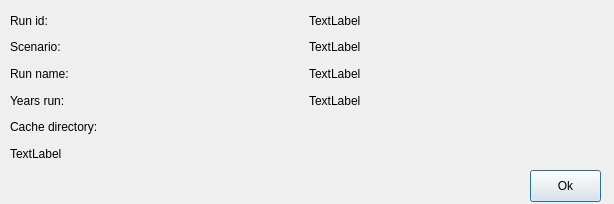
Before: the Qt Designer form opus_gui/results/forms/get_run_info.ui in psrc/urbansim, drawn with Qt 5.
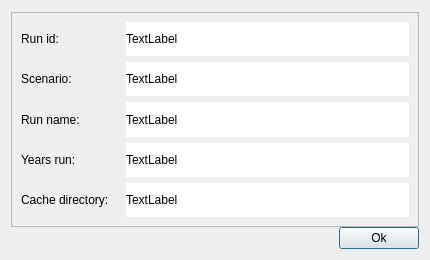
After: the same form once the commit is applied.

Commit message: better looking view run info

Patch:
```diff
--- a/opus_gui/results/forms/get_run_info.ui
+++ b/opus_gui/results/forms/get_run_info.ui
@@ -5,36 +5,45 @@
    <rect>
     <x>0</x>
     <y>0</y>
-    <width>614</width>
-    <height>204</height>
+    <width>430</width>
+    <height>260</height>
    </rect>
   </property>
   <property name="windowTitle" >
    <string>Details for simulation run</string>
   </property>
-  <widget class="QPushButton" name="btnDone" >
-   <property name="geometry" >
-    <rect>
-     <x>530</x>
-     <y>170</y>
-     <width>71</width>
-     <height>32</height>
-    </rect>
+  <layout class="QVBoxLayout" name="verticalLayout" >
+   <property name="spacing" >
+    <number>0</number>
    </property>
-   <property name="text" >
-    <string>Ok</string>
+   <property name="topMargin" >
+    <number>12</number>
    </property>
-  </widget>
-  <widget class="QWidget" name="layoutWidget" >
-   <property name="geometry" >
-    <rect>
-     <x>10</x>
-     <y>10</y>
-     <width>591</width>
-     <height>154</height>
-    </rect>
+   <item>
+    <widget class="QFrame" name="frame" >
+     <property name="sizePolicy" >
+      <sizepolicy vsizetype="Preferred" hsizetype="Expanding" >
+       <horstretch>0</horstretch>
+       <verstretch>0</verstretch>
+      </sizepolicy>
+     </property>
+     <property name="frameShape" >
+      <enum>QFrame::StyledPanel</enum>
+     </property>
+     <property name="frameShadow" >
+      <enum>QFrame::Raised</enum>
    </property>
    <layout class="QGridLayout" name="gridLayout" >
+      <property name="horizontalSpacing" >
+       <number>17</number>
+      </property>
+      <item row="0" column="0" >
+       <widget class="QLabel" name="label_5" >
+        <property name="text" >
+         <string>Run id:</string>
+        </property>
+       </widget>
+      </item>
     <item row="1" column="0" >
      <widget class="QLabel" name="label_4" >
       <property name="text" >
@@ -42,16 +51,6 @@
       </property>
      </widget>
     </item>
-    <item row="1" column="1" >
-     <widget class="QLabel" name="lblScenario_name" >
-      <property name="text" >
-       <string>TextLabel</string>
-      </property>
-      <property name="textFormat" >
-       <enum>Qt::AutoText</enum>
-      </property>
-     </widget>
-    </item>
     <item row="2" column="0" >
      <widget class="QLabel" name="label" >
       <property name="text" >
@@ -59,16 +58,6 @@
       </property>
      </widget>
     </item>
-    <item row="2" column="1" >
-     <widget class="QLabel" name="lblRun_name" >
-      <property name="text" >
-       <string>TextLabel</string>
-      </property>
-      <property name="wordWrap" >
-       <bool>true</bool>
-      </property>
-     </widget>
-    </item>
     <item row="3" column="0" >
      <widget class="QLabel" name="label_2" >
       <property name="text" >
@@ -76,13 +65,6 @@
       </property>
      </widget>
     </item>
-    <item row="3" column="1" >
-     <widget class="QLabel" name="lblYears_run" >
-      <property name="text" >
-       <string>TextLabel</string>
-      </property>
-     </widget>
-    </item>
     <item row="4" column="0" >
      <widget class="QLabel" name="label_3" >
       <property name="text" >
@@ -90,8 +72,14 @@
       </property>
      </widget>
     </item>
-    <item row="5" column="0" colspan="2" >
+      <item row="4" column="2" >
      <widget class="QLabel" name="lblCache_directory" >
+        <property name="autoFillBackground" >
+         <bool>false</bool>
+        </property>
+        <property name="styleSheet" >
+         <string notr="true" >background-color: rgb(255, 255, 255);</string>
+        </property>
       <property name="text" >
        <string>TextLabel</string>
       </property>
@@ -100,15 +88,83 @@
       </property>
      </widget>
     </item>
-    <item row="0" column="0" >
-     <widget class="QLabel" name="label_5" >
+      <item row="3" column="2" >
+       <widget class="QLabel" name="lblYears_run" >
+        <property name="sizePolicy" >
+         <sizepolicy vsizetype="Preferred" hsizetype="Expanding" >
+          <horstretch>0</horstretch>
+          <verstretch>0</verstretch>
+         </sizepolicy>
+        </property>
+        <property name="autoFillBackground" >
+         <bool>false</bool>
+        </property>
+        <property name="styleSheet" >
+         <string notr="true" >background-color: rgb(255, 255, 255);</string>
+        </property>
       <property name="text" >
-       <string>Run id:</string>
+         <string>TextLabel</string>
       </property>
      </widget>
     </item>
-    <item row="0" column="1" >
+      <item row="2" column="2" >
+       <widget class="QLabel" name="lblRun_name" >
+        <property name="sizePolicy" >
+         <sizepolicy vsizetype="Preferred" hsizetype="Expanding" >
+          <horstretch>0</horstretch>
+          <verstretch>0</verstretch>
+         </sizepolicy>
+        </property>
+        <property name="autoFillBackground" >
+         <bool>false</bool>
+        </property>
+        <property name="styleSheet" >
+         <string notr="true" >background-color: rgb(255, 255, 255);</string>
+        </property>
+        <property name="text" >
+         <string>TextLabel</string>
+        </property>
+        <property name="wordWrap" >
+         <bool>true</bool>
+        </property>
+       </widget>
+      </item>
+      <item row="1" column="2" >
+       <widget class="QLabel" name="lblScenario_name" >
+        <property name="sizePolicy" >
+         <sizepolicy vsizetype="Preferred" hsizetype="Expanding" >
+          <horstretch>0</horstretch>
+          <verstretch>0</verstretch>
+         </sizepolicy>
+        </property>
+        <property name="autoFillBackground" >
+         <bool>false</bool>
+        </property>
+        <property name="styleSheet" >
+         <string notr="true" >background-color: rgb(255, 255, 255);</string>
+        </property>
+        <property name="text" >
+         <string>TextLabel</string>
+        </property>
+        <property name="textFormat" >
+         <enum>Qt::AutoText</enum>
+        </property>
+       </widget>
+      </item>
+      <item row="0" column="2" >
      <widget class="QLabel" name="lblRunId" >
+        <property name="sizePolicy" >
+         <sizepolicy vsizetype="Preferred" hsizetype="Expanding" >
+          <horstretch>0</horstretch>
+          <verstretch>0</verstretch>
+         </sizepolicy>
+        </property>
+        <property name="autoFillBackground" >
+         <bool>false</bool>
+        </property>
+        <property name="styleSheet" >
+         <string notr="true" >background-color: rgb(255, 255, 255);</string>
+        </property>
       <property name="text" >
        <string>TextLabel</string>
       </property>
@@ -119,6 +175,32 @@
     </item>
    </layout>
   </widget>
+   </item>
+   <item>
+    <layout class="QHBoxLayout" name="horizontalLayout" >
+     <item>
+      <spacer name="horizontalSpacer" >
+       <property name="orientation" >
+        <enum>Qt::Horizontal</enum>
+       </property>
+       <property name="sizeHint" stdset="0" >
+        <size>
+         <width>40</width>
+         <height>20</height>
+        </size>
+       </property>
+      </spacer>
+     </item>
+     <item>
+      <widget class="QPushButton" name="btnDone" >
+       <property name="text" >
+        <string>Ok</string>
+       </property>
+      </widget>
+     </item>
+    </layout>
+   </item>
+  </layout>
  </widget>
  <resources/>
  <connections/>
```
Lines whose indentation alone changed are shown as unchanged. The commit also changes 1 other file.
